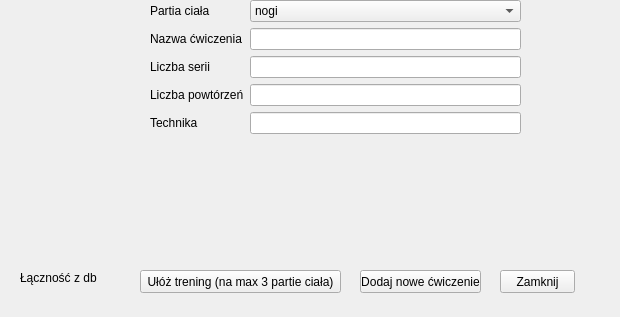
Qt form mainwindow.ui (zuzajeziorna/Projekt2) before a commit.
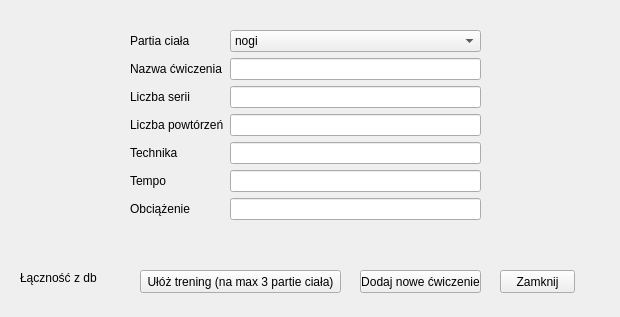
The same form after that commit.

```diff
--- a/mainwindow.ui
+++ b/mainwindow.ui
@@ -53,13 +53,26 @@
      <string>Ułóż trening (na max 3 partie ciała)</string>
     </property>
    </widget>
-   <widget class="QWidget" name="layoutWidget">
+   <widget class="QLabel" name="connectdb">
     <property name="geometry">
      <rect>
-      <x>150</x>
-      <y>0</y>
-      <width>371</width>
-      <height>231</height>
+      <x>20</x>
+      <y>270</y>
+      <width>91</width>
+      <height>16</height>
+     </rect>
+    </property>
+    <property name="text">
+     <string>Łączność z db</string>
+    </property>
+   </widget>
+   <widget class="QWidget" name="">
+    <property name="geometry">
+     <rect>
+      <x>130</x>
+      <y>30</y>
+      <width>351</width>
+      <height>201</height>
      </rect>
     </property>
     <layout class="QFormLayout" name="formLayout">
@@ -94,66 +107,73 @@
        </item>
        <item>
         <property name="text">
-         <string>barki</string>
+         <string>rece</string>
         </property>
        </item>
       </widget>
      </item>
-     <item row="3" column="0">
+     <item row="1" column="0">
       <widget class="QLabel" name="label_2">
        <property name="text">
         <string>Nazwa ćwiczenia</string>
        </property>
       </widget>
      </item>
-     <item row="3" column="1">
+     <item row="1" column="1">
       <widget class="QLineEdit" name="txt_cwiczenie"/>
      </item>
-     <item row="6" column="0">
+     <item row="2" column="0">
       <widget class="QLabel" name="label_3">
        <property name="text">
         <string>Liczba serii</string>
        </property>
       </widget>
      </item>
-     <item row="8" column="0">
+     <item row="2" column="1">
+      <widget class="QLineEdit" name="txt_serie"/>
+     </item>
+     <item row="3" column="0">
       <widget class="QLabel" name="label_4">
        <property name="text">
         <string>Liczba powtórzeń</string>
        </property>
       </widget>
      </item>
-     <item row="10" column="0">
+     <item row="3" column="1">
+      <widget class="QLineEdit" name="txt_powtorzenia"/>
+     </item>
+     <item row="4" column="0">
       <widget class="QLabel" name="label_5">
        <property name="text">
         <string>Technika</string>
        </property>
       </widget>
      </item>
-     <item row="10" column="1">
+     <item row="4" column="1">
       <widget class="QLineEdit" name="txt_technika"/>
      </item>
+     <item row="5" column="0">
+      <widget class="QLabel" name="label_6">
+       <property name="text">
+        <string>Tempo</string>
+       </property>
+      </widget>
+     </item>
+     <item row="5" column="1">
+      <widget class="QLineEdit" name="txt_tempo"/>
+     </item>
+     <item row="6" column="0">
+      <widget class="QLabel" name="label_7">
+       <property name="text">
+        <string>Obciążenie</string>
+       </property>
+      </widget>
+     </item>
      <item row="6" column="1">
-      <widget class="QLineEdit" name="txt_serie"/>
-     </item>
-     <item row="8" column="1">
-      <widget class="QLineEdit" name="txt_powtorzenia"/>
+      <widget class="QLineEdit" name="txt_obciazenie"/>
      </item>
     </layout>
    </widget>
-   <widget class="QLabel" name="connectdb">
-    <property name="geometry">
-     <rect>
-      <x>20</x>
-      <y>270</y>
-      <width>91</width>
-      <height>16</height>
-     </rect>
-    </property>
-    <property name="text">
-     <string>Łączność z db</string>
-    </property>
-   </widget>
   </widget>
  </widget>
  <resources/>
```
